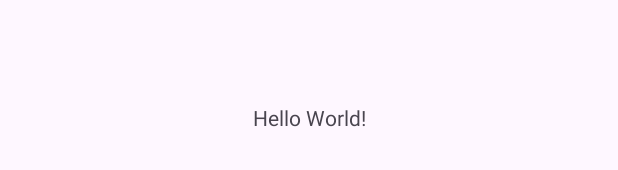
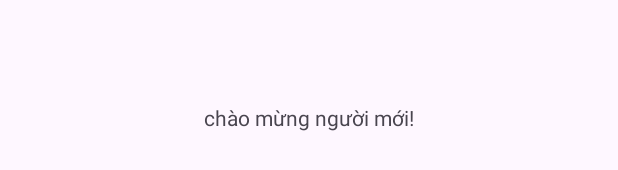
Before and after one commit to thanh-k/code-mobile-01, an Android app: the layout activity_main.xml on its own in the app's theme, with its tools: preview values and no code run, on a phone screen of 412 x 824 dp. Shown: the part 501-671 px from the top of the screen. Run offline under Robolectric (Android 15) with nearby library versions, the phone set to English and light mode, and no system bars.

Commit message:
test thay đổi

```diff
--- a/app/src/main/res/layout/activity_main.xml
+++ b/app/src/main/res/layout/activity_main.xml
@@ -10,7 +10,7 @@
     <TextView
         android:layout_width="wrap_content"
         android:layout_height="wrap_content"
-        android:text="Hello World!"
+        android:text="chào mừng người mới!"
         app:layout_constraintBottom_toBottomOf="parent"
         app:layout_constraintEnd_toEndOf="parent"
         app:layout_constraintStart_toStartOf="parent"
```
